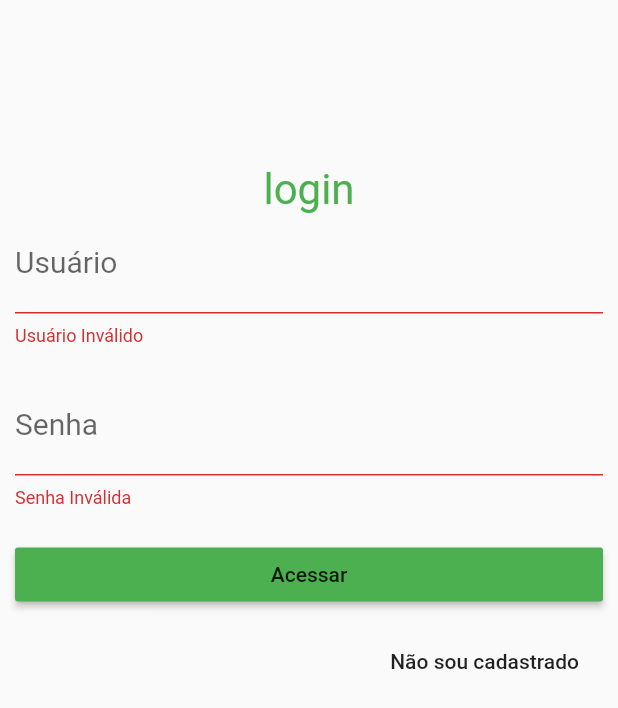
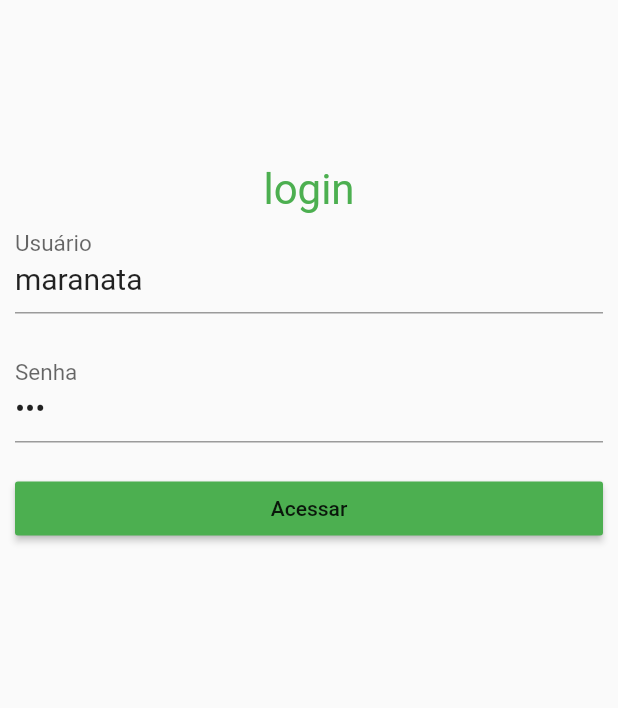
Before and after one commit to rafaelbatistaroque/seletivo_jera, a Flutter app: the screen it shows after launch, after a tap on "Acessar", on a phone screen of 412 x 824 dp. Shown: the top 708 px of the screen. Run offline on Flutter 3.47's test engine with Material 2 defaults, Android fonts, the phone set to English and light mode, and no system bars; our stand-ins replace dio, flutter_mobx, mobx, shared_preferences; generated files the repository leaves out were written again; statements that could not run were skipped.

Commit message:
refatorado login p/ adaptação com tela de perfil

```diff
--- a/lib/views/login.dart
+++ b/lib/views/login.dart
@@ -1,25 +1,18 @@
 import 'package:flutter/material.dart';
+import 'package:provider/provider.dart';
 import 'package:seletivo_jera/controllers/login.c.dart';
+import 'package:seletivo_jera/models/login_m.dart';
 
-class LoginPage extends StatefulWidget {
-  @override
-  _LoginPageState createState() => _LoginPageState();
-}
-
-class _LoginPageState extends State<LoginPage> {
+class LoginPage extends StatelessWidget {
   final _formKey = GlobalKey<FormState>();
-  LoginController loginC = LoginController();
-  var usuario, senha;
 
   @override
   Widget build(BuildContext context) {
+    final loginAtual = Provider.of<Login>(context);
+    final loginController = Provider.of<LoginController>(context);
+
     return Scaffold(
-      body: _telaLogin(),
-    );
-  }
-
-  Widget _telaLogin() {
-    return SafeArea(
+      body: SafeArea(
         child: Form(
           key: _formKey,
           child: ListView(
@@ -32,6 +25,7 @@ class _LoginPageState extends State<LoginPage> {
                   textAlign: TextAlign.center),
               TextFormField(
                 keyboardType: TextInputType.text,
+                initialValue: 'maranata',
                 decoration: InputDecoration(labelText: "Usuário"),
                 style: TextStyle(fontSize: 20),
                 validator: (value) {
@@ -39,12 +33,13 @@ class _LoginPageState extends State<LoginPage> {
                   return null;
                 },
                 onSaved: (inputBoxUsuario) {
-                usuario = inputBoxUsuario;
+                  loginAtual.usuario = inputBoxUsuario;
                 },
               ),
               SizedBox(height: 20),
               TextFormField(
                 keyboardType: TextInputType.text,
+                initialValue: 'adm',
                 obscureText: true,
                 decoration: InputDecoration(labelText: "Senha"),
                 style: TextStyle(
@@ -56,7 +51,7 @@ class _LoginPageState extends State<LoginPage> {
                   return null;
                 },
                 onSaved: (inputBoxSenha) {
-                senha = inputBoxSenha;
+                  loginAtual.senha = inputBoxSenha;
                 },
               ),
               SizedBox(height: 20),
@@ -67,18 +62,12 @@ class _LoginPageState extends State<LoginPage> {
                 onPressed: () {
                   if (_formKey.currentState.validate()) {
                     _formKey.currentState.save();
-                  loginC.realizarLogin(usuario, senha, context);
+                    loginController.realizarLogin(loginAtual, context);
                   }
                 },
               ),
-            SizedBox(height: 10),
-            Align(
-                alignment: Alignment.centerRight,
-                child: FlatButton(
-                  child: Text('Não sou cadastrado'),
-                  onPressed: () {},
-                ))
             ],
+          ),
         ),
       ),
     );
```
Lines whose indentation alone changed are shown as unchanged.
